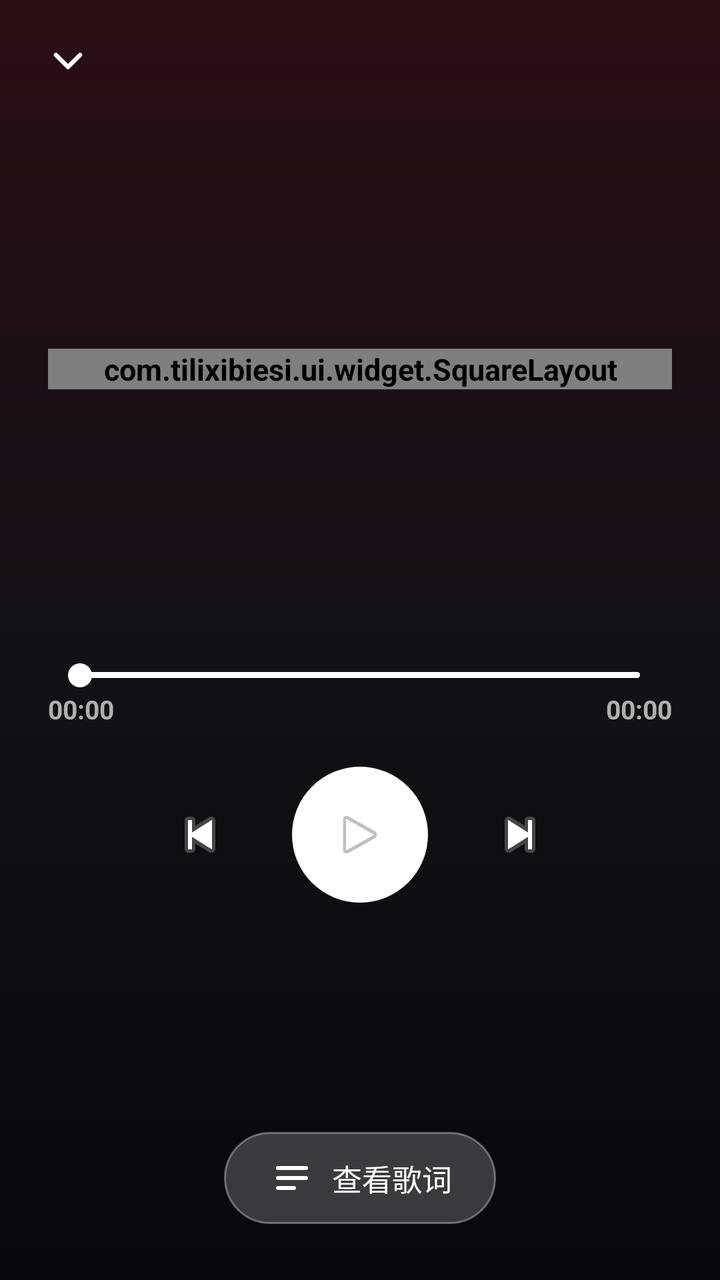
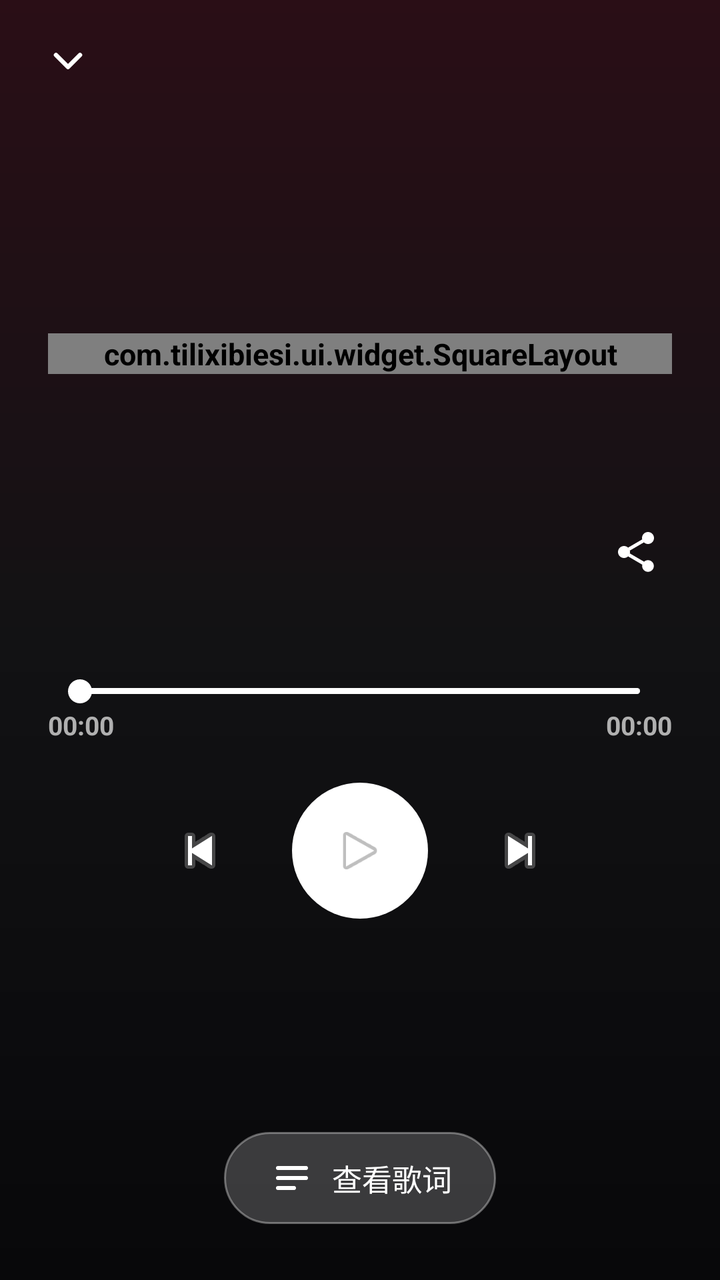

Two renders of the same Android screen: before a commit and after it. Below are the layout's source before the change and the commit's diff.
<!-- AndroidManifest.xml: application theme AppTheme -->
<!-- res/layout/page_now_playing.xml -->
<?xml version="1.0" encoding="utf-8"?>
<FrameLayout xmlns:android="http://schemas.android.com/apk/res/android"
    android:id="@+id/np_root"
    android:layout_width="match_parent"
    android:layout_height="match_parent"
    android:background="@drawable/now_playing_bg"
    android:clickable="true"
    android:focusable="true">

    
    <LinearLayout
        android:id="@+id/np_player"
        android:layout_width="match_parent"
        android:layout_height="match_parent"
        android:orientation="vertical">

        
        <LinearLayout
            android:id="@+id/np_topbar"
            android:layout_width="match_parent"
            android:layout_height="wrap_content"
            android:orientation="horizontal"
            android:gravity="center_vertical"
            android:paddingHorizontal="12dp"
            android:paddingVertical="8dp">

            <ImageButton
                android:id="@+id/iv_np_collapse"
                android:layout_width="44dp"
                android:layout_height="44dp"
                android:background="?android:attr/selectableItemBackgroundBorderless"
                android:src="@drawable/ic_chevron_down"
                android:contentDescription="@string/now_playing_collapse" />
        </LinearLayout>

        
        <LinearLayout
            android:id="@+id/np_content"
            android:layout_width="match_parent"
            android:layout_height="0dp"
            android:layout_weight="1"
            android:orientation="vertical"
            android:gravity="center"
            android:paddingHorizontal="24dp">

            
            <com.tilixibiesi.ui.widget.SquareLayout
                android:id="@+id/np_cover_box"
                android:layout_width="match_parent"
                android:layout_height="wrap_content"
                android:layout_gravity="center_horizontal"
                android:background="@drawable/np_cover_bg">

                <ImageView
                    android:id="@+id/iv_np_cover"
                    android:layout_width="match_parent"
                    android:layout_height="match_parent"
                    android:scaleType="centerCrop"
                    android:src="@drawable/ic_cover_placeholder"
                    android:contentDescription="@string/now_playing_cover" />
            </com.tilixibiesi.ui.widget.SquareLayout>

            
            <LinearLayout
                android:id="@+id/np_info"
                android:layout_width="match_parent"
                android:layout_height="wrap_content"
                android:orientation="vertical">

                
                <TextView
                    android:id="@+id/tv_np_title"
                    android:layout_width="match_parent"
                    android:layout_height="wrap_content"
                    android:layout_marginTop="28dp"
                    android:textSize="26sp"
                    android:textStyle="bold"
                    android:textColor="#FFFFFFFF"
                    android:maxLines="2"
                    android:ellipsize="end" />

                <TextView
                    android:id="@+id/tv_np_artist"
                    android:layout_width="match_parent"
                    android:layout_height="wrap_content"
                    android:layout_marginTop="8dp"
                    android:textSize="15sp"
                    android:textColor="#FFB0B0B0"
                    android:maxLines="1"
                    android:ellipsize="end" />

                <TextView
                    android:id="@+id/tv_np_album"
                    android:layout_width="match_parent"
                    android:layout_height="wrap_content"
                    android:layout_marginTop="4dp"
                    android:textSize="13sp"
                    android:textColor="#FF7E7E7E"
                    android:maxLines="1"
                    android:ellipsize="end" />

                
                <SeekBar
                    android:id="@+id/sb_np_progress"
                    android:layout_width="match_parent"
                    android:layout_height="wrap_content"
                    android:layout_marginTop="24dp"
                    android:max="100"
                    android:progress="0"
                    android:progressDrawable="@drawable/np_seekbar_track"
                    android:thumb="@drawable/np_seekbar_thumb"
                    android:splitTrack="false" />

                <LinearLayout
                    android:id="@+id/np_times"
                    android:layout_width="match_parent"
                    android:layout_height="wrap_content"
                    android:layout_marginTop="2dp"
                    android:orientation="horizontal">

                    <TextView
                        android:id="@+id/tv_np_cur"
                        android:layout_width="wrap_content"
                        android:layout_height="wrap_content"
                        android:text="00:00"
                        android:textSize="13sp"
                        android:textColor="#FFB0B0B0" />

                    <View
                        android:layout_width="0dp"
                        android:layout_height="1dp"
                        android:layout_weight="1" />

                    <TextView
                        android:id="@+id/tv_np_total"
                        android:layout_width="wrap_content"
                        android:layout_height="wrap_content"
                        android:text="00:00"
                        android:textSize="13sp"
                        android:textColor="#FFB0B0B0" />
                </LinearLayout>

                
                <LinearLayout
                    android:id="@+id/np_controls"
                    android:layout_width="wrap_content"
                    android:layout_height="wrap_content"
                    android:layout_marginTop="20dp"
                    android:layout_gravity="center_horizontal"
                    android:orientation="horizontal"
                    android:gravity="center_vertical">

                    <ImageButton
                        android:id="@+id/btn_np_prev"
                        android:layout_width="56dp"
                        android:layout_height="56dp"
                        android:background="?android:attr/selectableItemBackgroundBorderless"
                        android:src="@android:drawable/ic_media_previous"
                        android:contentDescription="@string/previous" />

                    
                    <ImageButton
                        android:id="@+id/btn_np_play"
                        android:layout_width="68dp"
                        android:layout_height="68dp"
                        android:layout_marginHorizontal="18dp"
                        android:background="@drawable/play_pause_circle"
                        android:padding="20dp"
                        android:scaleType="fitCenter"
                        android:src="@android:drawable/ic_media_play"
                        android:contentDescription="@string/play_pause" />

                    <ImageButton
                        android:id="@+id/btn_np_next"
                        android:layout_width="56dp"
                        android:layout_height="56dp"
                        android:background="?android:attr/selectableItemBackgroundBorderless"
                        android:src="@android:drawable/ic_media_next"
                        android:contentDescription="@string/next" />
                </LinearLayout>
            </LinearLayout>
        </LinearLayout>

        
        <LinearLayout
            android:id="@+id/np_bottom_bar"
            android:layout_width="match_parent"
            android:layout_height="wrap_content"
            android:orientation="horizontal"
            android:gravity="center"
            android:paddingTop="4dp"
            android:paddingBottom="24dp"
            android:visibility="gone" />

        
        <Button
            android:id="@+id/btn_np_lyrics"
            android:layout_width="wrap_content"
            android:layout_height="46dp"
            android:layout_gravity="center_horizontal"
            android:layout_marginBottom="28dp"
            android:background="@drawable/lyrics_pill_bg"
            android:drawableStart="@drawable/ic_lyrics"
            android:drawablePadding="8dp"
            android:gravity="center"
            android:paddingHorizontal="22dp"
            android:text="@string/now_playing_view_lyrics"
            android:textAllCaps="false"
            android:textColor="#FFFFFFFF"
            android:textSize="15sp" />
    </LinearLayout>

    
    <FrameLayout
        android:id="@+id/np_lyrics"
        android:layout_width="match_parent"
        android:layout_height="match_parent"
        android:visibility="gone">

        
        <ImageView
            android:id="@+id/iv_np_blur"
            android:layout_width="match_parent"
            android:layout_height="match_parent"
            android:scaleType="centerCrop"
            android:contentDescription="@null" />

        <View
            android:layout_width="match_parent"
            android:layout_height="match_parent"
            android:background="#A6000000" />

        
        <LinearLayout
            android:id="@+id/np_lyrics_body"
            android:layout_width="match_parent"
            android:layout_height="match_parent"
            android:orientation="vertical"
            android:paddingTop="72dp"
            android:paddingHorizontal="20dp"
            android:paddingBottom="24dp">

            
            <TextView
                android:id="@+id/tv_lrc_title"
                android:layout_width="match_parent"
                android:layout_height="wrap_content"
                android:gravity="center"
                android:textSize="22sp"
                android:textStyle="bold"
                android:textColor="#FFFFFFFF"
                android:maxLines="2"
                android:ellipsize="end" />

            <TextView
                android:id="@+id/tv_lrc_artist"
                android:layout_width="match_parent"
                android:layout_height="wrap_content"
                android:layout_marginTop="10dp"
                android:gravity="center"
                android:textSize="15sp"
                android:textColor="#FFD0D0D0"
                android:maxLines="1"
                android:ellipsize="end" />

            <TextView
                android:id="@+id/tv_lrc_album"
                android:layout_width="match_parent"
                android:layout_height="wrap_content"
                android:layout_marginTop="6dp"
                android:gravity="center"
                android:textSize="13sp"
                android:textColor="#FF9E9E9E"
                android:maxLines="1"
                android:ellipsize="end" />

            
            <ScrollView
                android:id="@+id/sv_np_lyrics"
                android:layout_width="match_parent"
                android:layout_height="0dp"
                android:layout_weight="1"
                android:layout_marginTop="36dp"
                android:scrollbars="none"
                android:visibility="gone">

                <LinearLayout
                    android:id="@+id/ll_np_lyrics"
                    android:layout_width="match_parent"
                    android:layout_height="wrap_content"
                    android:orientation="vertical"
                    android:paddingBottom="80dp" />
            </ScrollView>

            
            <TextView
                android:id="@+id/tv_np_no_lyrics"
                android:layout_width="match_parent"
                android:layout_height="0dp"
                android:layout_weight="1"
                android:gravity="center"
                android:text="@string/now_playing_no_lyrics"
                android:textColor="#FFB0B0B0"
                android:textSize="17sp"
                android:visibility="gone" />
        </LinearLayout>
    </FrameLayout>
</FrameLayout>
<!-- resources referenced by this layout -->
<resources>
  <!-- drawable ic_lyrics (drawable) -->
  <?xml version="1.0" encoding="utf-8"?>
  <vector xmlns:android="http://schemas.android.com/apk/res/android"
      android:width="24dp"
      android:height="24dp"
      android:viewportWidth="24"
      android:viewportHeight="24">
  
      <path
          android:strokeColor="#FFFFFFFF"
          android:strokeWidth="2"
          android:strokeLineCap="round"
          android:pathData="M5,7 L19,7 M5,12 L19,12 M5,17 L13,17" />
  </vector>
  <!-- drawable lyrics_pill_bg (drawable) -->
  <?xml version="1.0" encoding="utf-8"?>
  <shape xmlns:android="http://schemas.android.com/apk/res/android"
      android:shape="rectangle">
      <solid android:color="#33FFFFFF" />
      <corners android:radius="26dp" />
      <stroke
          android:width="1dp"
          android:color="#59FFFFFF" />
  </shape>
  <!-- drawable now_playing_bg (drawable) -->
  <?xml version="1.0" encoding="utf-8"?>
  <shape xmlns:android="http://schemas.android.com/apk/res/android"
      android:shape="rectangle">
      <gradient
          android:angle="270"
          android:startColor="#FF2A0E16"
          android:centerColor="#FF121214"
          android:endColor="#FF08080A"
          android:type="linear" />
  </shape>
  <!-- drawable np_cover_bg (drawable) -->
  <?xml version="1.0" encoding="utf-8"?>
  <shape xmlns:android="http://schemas.android.com/apk/res/android"
      android:shape="rectangle">
      <solid android:color="#FF4D4D4D" />
      <corners android:radius="14dp" />
  </shape>
  <!-- drawable np_seekbar_thumb (drawable) -->
  <?xml version="1.0" encoding="utf-8"?>
  <layer-list xmlns:android="http://schemas.android.com/apk/res/android">
      <item>
          <shape android:shape="oval">
              <solid android:color="#FFFFFFFF" />
              <size
                  android:width="12dp"
                  android:height="12dp" />
          </shape>
      </item>
  </layer-list>
  <!-- drawable play_pause_circle (drawable) -->
  <?xml version="1.0" encoding="utf-8"?>
  <shape xmlns:android="http://schemas.android.com/apk/res/android"
      android:shape="oval">
      <solid android:color="#FFFFFFFF" />
  </shape>
  <string name="next">下一首</string>
  <string name="now_playing_collapse">收起</string>
  <string name="now_playing_cover">封面</string>
  <string name="now_playing_no_lyrics">暂无歌词</string>
  <string name="now_playing_view_lyrics">查看歌词</string>
  <string name="play_pause">播放/暂停</string>
  <string name="previous">上一首</string>
  <style name="AppTheme" parent="@android:style/Theme.Material.Light.NoActionBar">
          <item name="android:windowBackground">@color/activity_bg</item>
          <item name="android:textViewStyle">@style/GlobalBoldTextStyle</item>
          <item name="android:fontWeight">1000</item>
          
          <item name="android:textSize">15sp</item>
      </style>
  <color name="activity_bg">#F5F5F5</color>
  <style name="GlobalBoldTextStyle" parent="@android:style/Widget.Material.TextView">
          <item name="android:textStyle">bold</item>
          <item name="android:fontWeight">1000</item>
      </style>
  <!-- unchanged entries left out for length: 3 -->
</resources>

<!-- the commit's change to res/layout/page_now_playing.xml (unified diff, before → after) -->
@@ -79,15 +79,35 @@
                     android:maxLines="2"
                     android:ellipsize="end" />
 
-                <TextView
-                    android:id="@+id/tv_np_artist"
+                
+                <LinearLayout
                     android:layout_width="match_parent"
                     android:layout_height="wrap_content"
                     android:layout_marginTop="8dp"
-                    android:textSize="15sp"
-                    android:textColor="#FFB0B0B0"
-                    android:maxLines="1"
-                    android:ellipsize="end" />
+                    android:orientation="horizontal"
+                    android:gravity="center_vertical">
+
+                    <TextView
+                        android:id="@+id/tv_np_artist"
+                        android:layout_width="0dp"
+                        android:layout_height="wrap_content"
+                        android:layout_weight="1"
+                        android:textSize="15sp"
+                        android:textColor="#FFB0B0B0"
+                        android:maxLines="1"
+                        android:ellipsize="end" />
+
+                    <ImageButton
+                        android:id="@+id/btn_np_share"
+                        android:layout_width="36dp"
+                        android:layout_height="36dp"
+                        android:layout_marginStart="8dp"
+                        android:background="?android:attr/selectableItemBackgroundBorderless"
+                        android:padding="6dp"
+                        android:scaleType="fitCenter"
+                        android:src="@drawable/ic_share"
+                        android:contentDescription="@string/now_playing_share" />
+                </LinearLayout>
 
                 <TextView
                     android:id="@+id/tv_np_album"
<!-- resource entries referenced after the edit -->
@@ -13,6 +13,18 @@
           android:strokeWidth="2"
           android:strokeLineCap="round"
           android:pathData="M5,7 L19,7 M5,12 L19,12 M5,17 L13,17" />
+  </vector>
+  <!-- drawable ic_share (drawable) -->
+  <?xml version="1.0" encoding="utf-8"?>
+  <vector xmlns:android="http://schemas.android.com/apk/res/android"
+      android:width="24dp"
+      android:height="24dp"
+      android:viewportWidth="24"
+      android:viewportHeight="24">
+  
+      <path
+          android:fillColor="#FFFFFFFF"
+          android:pathData="M18,16.08c-0.76,0 -1.44,0.3 -1.96,0.77L8.91,12.7c0.05,-0.23 0.09,-0.46 0.09,-0.7s-0.04,-0.47 -0.09,-0.7l7.05,-4.11c0.54,0.5 1.25,0.81 2.04,0.81 1.66,0 3,-1.34 3,-3s-1.34,-3 -3,-3 -3,1.34 -3,3c0,0.24 0.04,0.47 0.09,0.7L8.04,9.81C7.5,9.31 6.79,9 6,9c-1.66,0 -3,1.34 -3,3s1.34,3 3,3c0.79,0 1.5,-0.31 2.04,-0.81l7.12,4.16c-0.05,0.21 -0.08,0.43 -0.08,0.65 0,1.61 1.31,2.92 2.92,2.92s2.92,-1.31 2.92,-2.92 -1.31,-2.92 -2.92,-2.92z" />
   </vector>
   <!-- drawable lyrics_pill_bg (drawable) -->
   <?xml version="1.0" encoding="utf-8"?>
@@ -64,6 +76,7 @@
   <string name="now_playing_collapse">收起</string>
   <string name="now_playing_cover">封面</string>
   <string name="now_playing_no_lyrics">暂无歌词</string>
+  <string name="now_playing_share">分享</string>
   <string name="now_playing_view_lyrics">查看歌词</string>
   <string name="play_pause">播放/暂停</string>
   <string name="previous">上一首</string>
